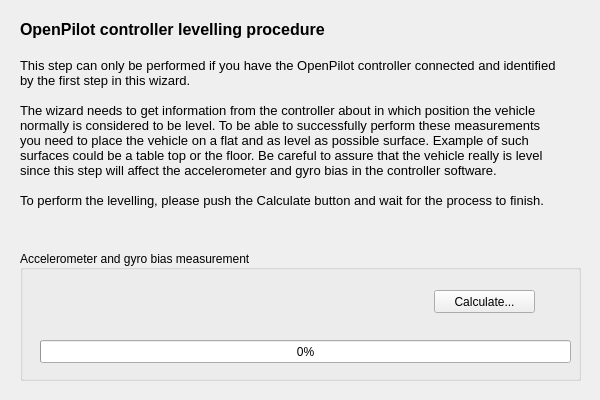
This is ground/openpilotgcs/src/plugins/setupwizard/pages/levellingpage.ui in openpilot/OpenPilot as Qt 5 draws it before an edit. The edited form follows.
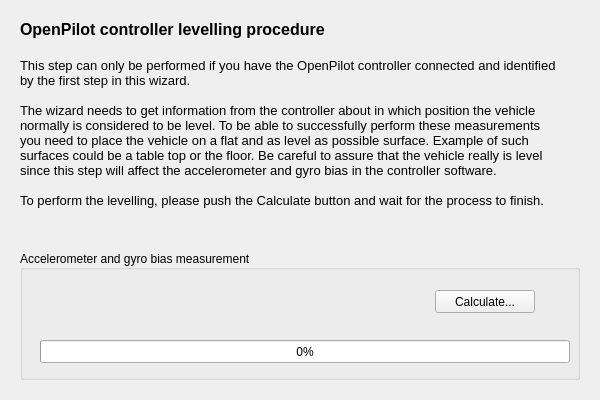
This is the edited form.

Diff of the .ui file:
```diff
--- a/ground/openpilotgcs/src/plugins/setupwizard/pages/levellingpage.ui
+++ b/ground/openpilotgcs/src/plugins/setupwizard/pages/levellingpage.ui
@@ -47,8 +47,8 @@
     <rect>
      <x>20</x>
      <y>250</y>
-     <width>561</width>
-     <height>131</height>
+     <width>560</width>
+     <height>130</height>
     </rect>
    </property>
    <property name="sizePolicy">
@@ -68,7 +68,7 @@
      <rect>
       <x>20</x>
       <y>90</y>
-      <width>531</width>
+      <width>530</width>
       <height>23</height>
      </rect>
     </property>
@@ -79,9 +79,9 @@
    <widget class="QPushButton" name="levelButton">
     <property name="geometry">
      <rect>
-      <x>414</x>
+      <x>415</x>
       <y>40</y>
-      <width>101</width>
+      <width>100</width>
       <height>23</height>
      </rect>
     </property>
```
